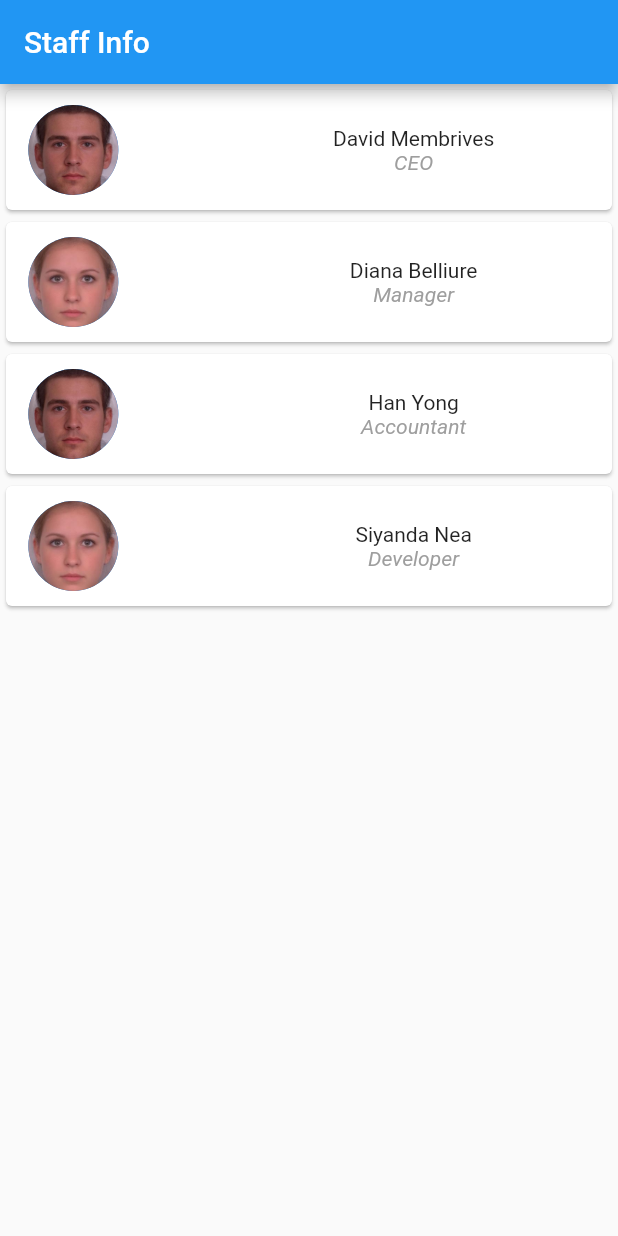
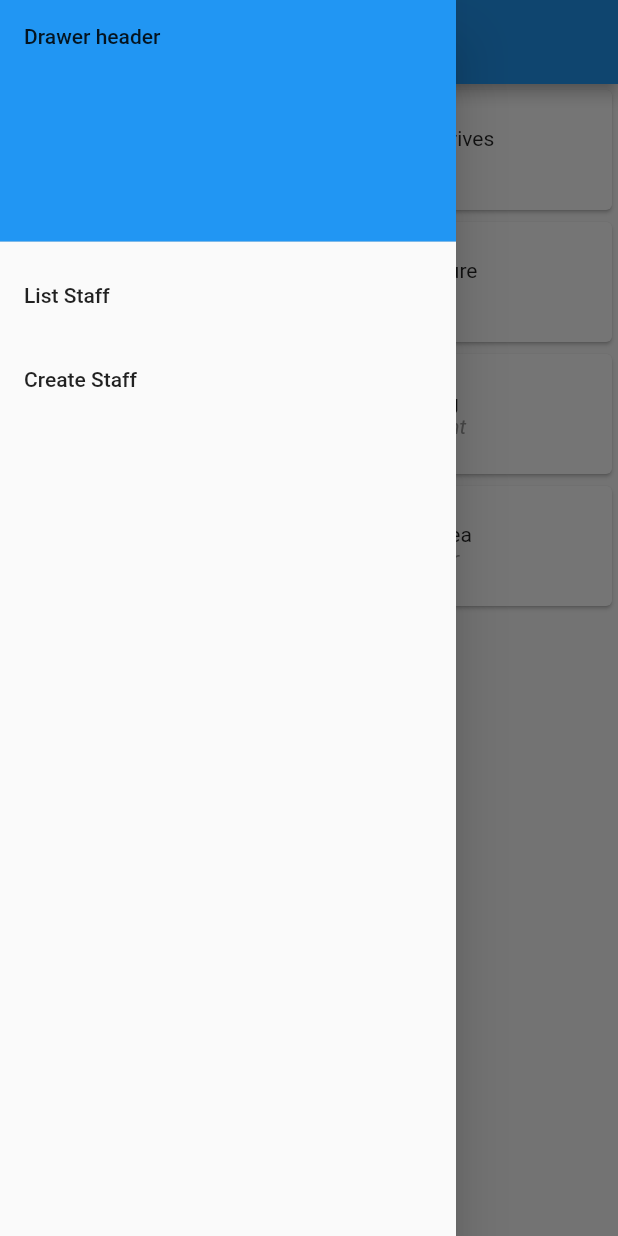
Before and after one commit to david1707/staff_organizer, a Flutter app: the screen it shows after launch, with the side drawer open (before the commit the screen has no drawer), on a phone screen of 412 x 824 dp. Run offline on Flutter 3.47's test engine with Material 2 defaults, Android fonts, the phone set to English and light mode, and no system bars; our stand-ins replace dropdown_formfield, image_picker.

Commit message:
Created new widget Drawer and added to list screen

```diff
--- a/lib/screens/staff_list_screen.dart
+++ b/lib/screens/staff_list_screen.dart
@@ -1,8 +1,9 @@
 import 'package:flutter/material.dart';
 
-import '../widgets/staff_card.dart';
 import '../models/staff_data.dart';
 import '../models/staff.dart';
+import '../widgets/staff_card.dart';
+import '../widgets/staff_drawer.dart';
 
 class StaffListScreen extends StatelessWidget {
   static const String routeName = '/';
@@ -35,6 +36,7 @@ class StaffListScreen extends StatelessWidget {
         },
         itemCount: staffList.length,
       ),
+      drawer: StaffDrawer(routeName),
     );
   }
 }
--- /dev/null
+++ b/lib/widgets/staff_drawer.dart
@@ -0,0 +1,43 @@
+import 'package:flutter/material.dart';
+import 'package:staff_organizer/screens/staff_info.dart';
+
+import '../screens/staff_list_screen.dart';
+
+class StaffDrawer extends StatelessWidget {
+  final String currentRouteName;
+
+  StaffDrawer(this.currentRouteName);
+
+  @override
+  Widget build(BuildContext context) {
+    return Drawer(
+      child: ListView(
+        padding: const EdgeInsets.all(0),
+        children: [
+          DrawerHeader(
+            child: Text('Drawer header'),
+            decoration: BoxDecoration(color: Colors.blue),
+          ),
+          ListTile(
+            title: Text('List Staff'),
+            onTap: () {
+              if (currentRouteName != StaffListScreen.routeName)
+                Navigator.of(context).pushNamed(StaffListScreen.routeName);
+              else
+                Navigator.pop(context);
+            },
+          ),
+          ListTile(
+            title: Text('Create Staff'),
+            onTap: () {
+              if (currentRouteName != StaffInfoScreen.routeName)
+                Navigator.of(context).pushNamed(StaffInfoScreen.routeName);
+              else
+                Navigator.pop(context);
+            },
+          ),
+        ],
+      ),
+    );
+  }
+}
```
